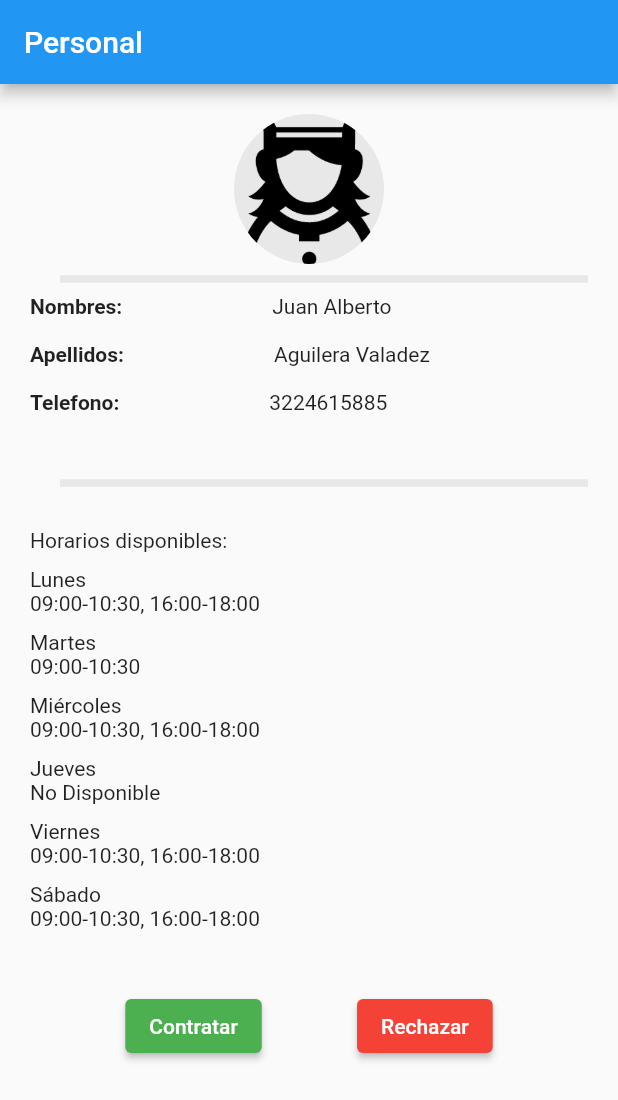
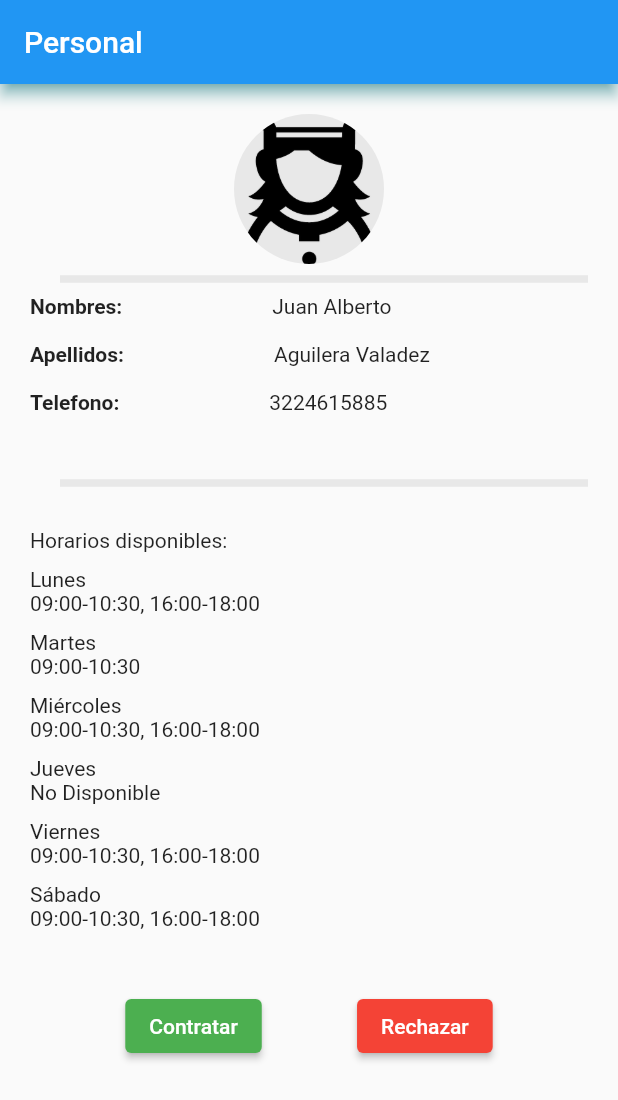
Before and after one commit to alienigena264/chazaUNApp, a Flutter app: the ProfilePage screen opened directly, on a phone screen of 412 x 824 dp. Shown: the top 1100 px of the screen. Run offline on Flutter 3.47's test engine with Material 2 defaults, Android fonts, the phone set to English and light mode, and no system bars; our stand-ins replace cloud_firestore, email_validator, firebase_auth, firebase_core, firebase_storage, flutter_signin_button and 3 more; missing offline and left inert: flutter_email_sender; accounts and stored records are empty.

Commit message:
arreglo vermaspostulados

```diff
--- a/lib/view/Sprint2/personal_vista.dart
+++ b/lib/view/Sprint2/personal_vista.dart
@@ -193,7 +193,7 @@ class _PersonalVistaState extends State<PersonalVista> {
 
           Navigator.of(context).push(MaterialPageRoute<Null>(
           builder: (BuildContext context){
-          return new MyApp();
+          return new ver_mas_postulados();
         }
         ));
 
--- a/lib/view/Sprint2/ver_mas_postulados.dart
+++ b/lib/view/Sprint2/ver_mas_postulados.dart
@@ -7,17 +7,15 @@ import 'package:chazaunapp/view/Sprint2/personal_vista.dart';
 
 
 
-void main() {
-  runApp(MyApp());
 
-}
 
-class MyApp extends StatelessWidget {
+class ver_mas_postulados extends StatelessWidget {
   @override
   Widget build(BuildContext context) {
     return MaterialApp(
       title: 'Personal',
       color: colorPrincipal,
+
       home: ProfilePage(),
     );
   }
@@ -30,6 +28,7 @@ class ProfilePage extends StatelessWidget {
     return Scaffold(
       appBar: AppBar(
         title: Text('Personal'),
+        shadowColor: colorPrincipal
       ),
       body: SingleChildScrollView(
         padding: EdgeInsets.all(20.0),
```
